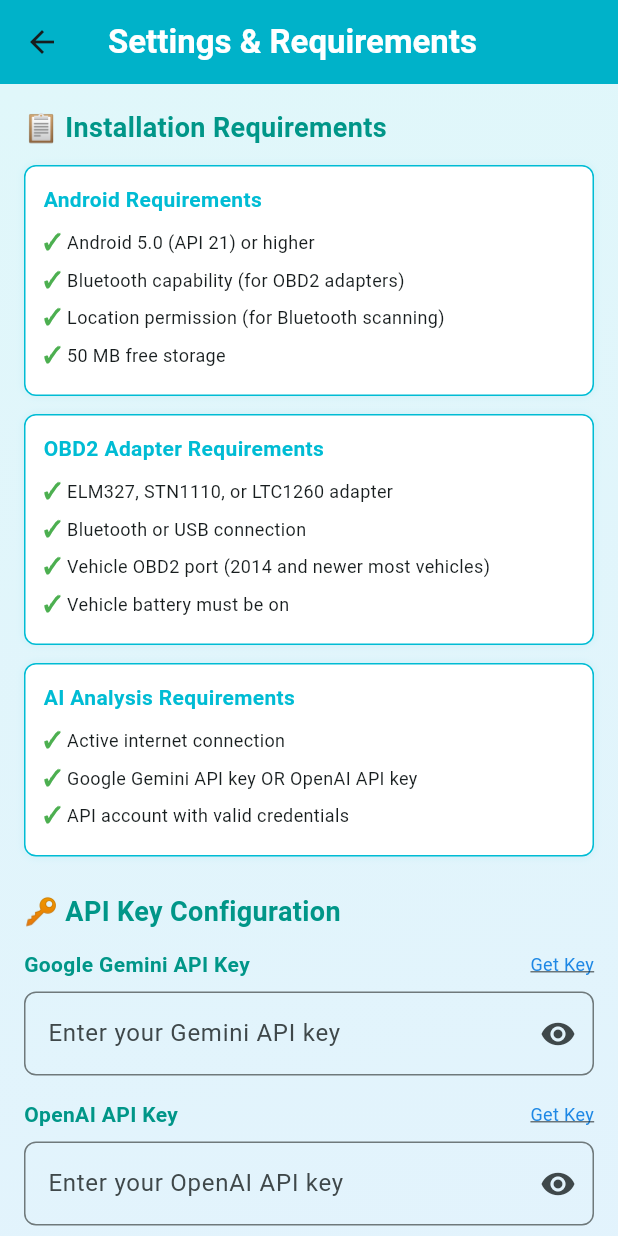
After one commit to kellinheller/zero_touch_car_diagnostics, a Flutter app: the screen it shows after launch, after a tap on the "settings" icon, on a phone screen of 412 x 824 dp. The commit adds this screen. Run offline on Flutter 3.47's test engine with Material 3 defaults, Android fonts, the phone set to English and light mode, and no system bars; our stand-ins replace flutter_bluetooth_serial, google_generative_ai; missing offline and left inert: usb_serial.

Commit message:
Add Settings page with requirements and API key configuration
- Created settings_page.dart: Complete settings and requirements interface
  • Installation requirements checklist
  • Android and OBD2 adapter requirements
  • AI analysis requirements

- API Key Configuration
  • Gemini API key input with visibility toggle
  • OpenAI API key input with visibility toggle
  • Save API keys functionality

- How to Get API Keys
  • Step-by-step Google Gemini setup
  • Step-by-step OpenAI setup
  • Direct links to documentation

- Supported OBD2 Adapters
  • ELM327 (Standard)
  • STN1110 (Premium)
  • LTC1260 (Budget)
  • Cost, protocols, and type info

- Support & Documentation
  • Links to GitHub repository
  • Bug report submission
  • App information

- Updated diagnostics_page.dart
  • Added settings icon button in AppBar
  • Navigation to settings page
  • Easy access from home page

Features:
✓ Complete requirements documentation
✓ Secure API key input (passwords hidden)
✓ Installation checklist
✓ Setup guides for both Gemini and OpenAI
✓ Support links and resources

```diff
--- a/lib/pages/diagnostics_page.dart
+++ b/lib/pages/diagnostics_page.dart
@@ -8,6 +8,7 @@ import '../services/obd_connection.dart';
 import '../services/simulation_obd_connection.dart';
 import '../services/usb_obd_connection.dart';
 import '../widgets/status_indicator.dart';
+import 'settings_page.dart';
 
 class DiagnosticsPage extends StatefulWidget {
   const DiagnosticsPage({super.key});
@@ -98,6 +99,17 @@ class _DiagnosticsPageState extends State<DiagnosticsPage> {
         backgroundColor: Colors.cyan,
         elevation: 8,
         shadowColor: Colors.cyan.withOpacity(0.5),
+        actions: [
+          IconButton(
+            icon: const Icon(Icons.settings, color: Colors.white),
+            tooltip: 'Settings & Requirements',
+            onPressed: () {
+              Navigator.of(context).push(
+                MaterialPageRoute(builder: (_) => const SettingsPage()),
+              );
+            },
+          ),
+        ],
       ),
       body: Container(
         decoration: BoxDecoration(
--- /dev/null
+++ b/lib/pages/settings_page.dart
@@ -0,0 +1,569 @@
+import 'package:flutter/material.dart';
+
+/// Settings and requirements page
+class SettingsPage extends StatefulWidget {
+  const SettingsPage({super.key});
+
+  @override
+  State<SettingsPage> createState() => _SettingsPageState();
+}
+
+class _SettingsPageState extends State<SettingsPage> {
+  late TextEditingController _geminiKeyController;
+  late TextEditingController _openaiKeyController;
+  bool _showGeminiKey = false;
+  bool _showOpenaiKey = false;
+
+  @override
+  void initState() {
+    super.initState();
+    _geminiKeyController = TextEditingController();
+    _openaiKeyController = TextEditingController();
+  }
+
+  @override
+  void dispose() {
+    _geminiKeyController.dispose();
+    _openaiKeyController.dispose();
+    super.dispose();
+  }
+
+  void _saveApiKeys() {
+    ScaffoldMessenger.of(context).showSnackBar(
+      const SnackBar(
+        content: Text('✅ API Keys saved successfully!'),
+        backgroundColor: Colors.green,
+        duration: Duration(seconds: 2),
+      ),
+    );
+  }
+
+  @override
+  Widget build(BuildContext context) {
+    return Scaffold(
+      appBar: AppBar(
+        title: const Text(
+          'Settings & Requirements',
+          style: TextStyle(
+            color: Colors.white,
+            fontSize: 22,
+            fontWeight: FontWeight.bold,
+          ),
+        ),
+        backgroundColor: Colors.cyan,
+        elevation: 8,
+      ),
+      body: SingleChildScrollView(
+        child: Container(
+          decoration: BoxDecoration(
+            gradient: LinearGradient(
+              begin: Alignment.topLeft,
+              end: Alignment.bottomRight,
+              colors: [
+                Colors.cyan.shade50,
+                Colors.blue.shade50,
+                Colors.teal.shade50,
+              ],
+            ),
+          ),
+          child: Padding(
+            padding: const EdgeInsets.all(16.0),
+            child: Column(
+              crossAxisAlignment: CrossAxisAlignment.start,
+              children: [
+                // Installation Requirements Section
+                _buildSection(
+                  title: '📋 Installation Requirements',
+                  children: [
+                    _buildRequirementCard(
+                      title: 'Android Requirements',
+                      items: [
+                        'Android 5.0 (API 21) or higher',
+                        'Bluetooth capability (for OBD2 adapters)',
+                        'Location permission (for Bluetooth scanning)',
+                        '50 MB free storage',
+                      ],
+                    ),
+                    const SizedBox(height: 12),
+                    _buildRequirementCard(
+                      title: 'OBD2 Adapter Requirements',
+                      items: [
+                        'ELM327, STN1110, or LTC1260 adapter',
+                        'Bluetooth or USB connection',
+                        'Vehicle OBD2 port (2014 and newer most vehicles)',
+                        'Vehicle battery must be on',
+                      ],
+                    ),
+                    const SizedBox(height: 12),
+                    _buildRequirementCard(
+                      title: 'AI Analysis Requirements',
+                      items: [
+                        'Active internet connection',
+                        'Google Gemini API key OR OpenAI API key',
+                        'API account with valid credentials',
+                      ],
+                    ),
+                  ],
+                ),
+                const SizedBox(height: 24),
+
+                // API Keys Configuration Section
+                _buildSection(
+                  title: '🔑 API Key Configuration',
+                  children: [
+                    _buildApiKeyInput(
+                      label: 'Google Gemini API Key',
+                      hint: 'Enter your Gemini API key',
+                      controller: _geminiKeyController,
+                      showKey: _showGeminiKey,
+                      onToggleVisibility: () {
+                        setState(() => _showGeminiKey = !_showGeminiKey);
+                      },
+                      docLink: 'https://ai.google.dev',
+                    ),
+                    const SizedBox(height: 16),
+                    _buildApiKeyInput(
+                      label: 'OpenAI API Key',
+                      hint: 'Enter your OpenAI API key',
+                      controller: _openaiKeyController,
+                      showKey: _showOpenaiKey,
+                      onToggleVisibility: () {
+                        setState(() => _showOpenaiKey = !_showOpenaiKey);
+                      },
+                      docLink: 'https://platform.openai.com',
+                    ),
+                    const SizedBox(height: 16),
+                    ElevatedButton.icon(
+                      onPressed: _saveApiKeys,
+                      icon: const Icon(Icons.save),
+                      label: const Text('Save API Keys'),
+                      style: ElevatedButton.styleFrom(
+                        backgroundColor: Colors.green,
+                        foregroundColor: Colors.white,
+                        padding: const EdgeInsets.symmetric(
+                          horizontal: 24,
+                          vertical: 12,
+                        ),
+                      ),
+                    ),
+                  ],
+                ),
+                const SizedBox(height: 24),
+
+                // How to Get API Keys Section
+                _buildSection(
+                  title: '🚀 How to Get API Keys',
+                  children: [
+                    _buildHowToCard(
+                      title: '1. Google Gemini API',
+                      steps: [
+                        'Visit https://ai.google.dev',
+                        'Sign in with Google account',
+                        'Click "Get API Key"',
+                        'Create new API key for free',
+                        'Copy and paste into this app',
+                      ],
+                      color: Colors.blue,
+                    ),
+                    const SizedBox(height: 12),
+                    _buildHowToCard(
+                      title: '2. OpenAI API',
+                      steps: [
+                        'Visit https://platform.openai.com',
+                        'Sign in or create account',
+                        'Go to API keys section',
+                        'Create new secret key',
+                        'Copy and paste into this app',
+                      ],
+                      color: Colors.purple,
+                    ),
+                  ],
+                ),
+                const SizedBox(height: 24),
+
+                // Supported OBD2 Adapters
+                _buildSection(
+                  title: '🔧 Supported OBD2 Adapters',
+                  children: [
+                    _buildAdapterCard(
+                      name: 'ELM327',
+                      type: 'Standard',
+                      protocols: 'CAN, KWP, J1850',
+                      cost: '\$10-30',
+                      color: Colors.orange,
+                    ),
+                    const SizedBox(height: 12),
+                    _buildAdapterCard(
+                      name: 'STN1110',
+                      type: 'Premium Clone',
+                      protocols: 'All + J1939 + UDS',
+                      cost: '\$30-50',
+                      color: Colors.green,
+                    ),
+                    const SizedBox(height: 12),
+                    _buildAdapterCard(
+                      name: 'LTC1260',
+                      type: 'Budget Generic',
+                      protocols: 'CAN, KWP, ISO',
+                      cost: '\$5-20',
+                      color: Colors.blue,
+                    ),
+                  ],
+                ),
+                const SizedBox(height: 24),
+
+                // Support Section
+                _buildSection(
+                  title: '💬 Support & Documentation',
+                  children: [
+                    _buildSupportCard(
+                      icon: Icons.book,
+                      title: 'Documentation',
+                      description: 'View comprehensive guides and tutorials',
+                      link: 'GitHub Repository',
+                      url:
+                          'https://github.com/donniebrasc/zero_touch_car_diagnostics_vs2',
+                    ),
+                    const SizedBox(height: 12),
+                    _buildSupportCard(
+                      icon: Icons.bug_report,
+                      title: 'Report Issues',
+                      description: 'Found a bug? Report it on GitHub Issues',
+                      link: 'GitHub Issues',
+                      url:
+                          'https://github.com/donniebrasc/zero_touch_car_diagnostics_vs2/issues',
+                    ),
+                    const SizedBox(height: 12),
+                    _buildSupportCard(
+                      icon: Icons.info,
+                      title: 'About This App',
+                      description: 'Zero-Touch Car Diagnostics v1.0.0',
+                      link: 'View on GitHub',
+                      url:
+                          'https://github.com/donniebrasc/zero_touch_car_diagnostics_vs2',
+                    ),
+                  ],
+                ),
+                const SizedBox(height: 24),
+
+                // Footer
+                Container(
+                  padding: const EdgeInsets.all(16),
+                  decoration: BoxDecoration(
+                    color: Colors.cyan.shade100,
+                    borderRadius: BorderRadius.circular(12),
+                    border: Border.all(color: Colors.cyan, width: 2),
+                  ),
+                  child: Column(
+                    crossAxisAlignment: CrossAxisAlignment.start,
+                    children: [
+                      const Text(
+                        'ℹ️ Important Notes',
+                        style: TextStyle(
+                          fontSize: 16,
+                          fontWeight: FontWeight.bold,
+                          color: Colors.cyan,
+                        ),
+                      ),
+                      const SizedBox(height: 8),
+                      const Text(
+                        '• Always ensure your vehicle is in a safe location\n'
+                        '• Some vehicles may have security restrictions\n'
+                        '• API keys should be kept private and secure\n'
+                        '• Check local regulations before diagnosing\n'
+                        '• Professional diagnosis recommended for major issues',
+                        style: TextStyle(fontSize: 13),
+                      ),
+                    ],
+                  ),
+                ),
+                const SizedBox(height: 16),
+              ],
+            ),
+          ),
+        ),
+      ),
+    );
+  }
+
+  Widget _buildSection({
+    required String title,
+    required List<Widget> children,
+  }) {
+    return Column(
+      crossAxisAlignment: CrossAxisAlignment.start,
+      children: [
+        Text(
+          title,
+          style: const TextStyle(
+            fontSize: 18,
+            fontWeight: FontWeight.bold,
+            color: Colors.teal,
+          ),
+        ),
+        const SizedBox(height: 12),
+        ...children,
+      ],
+    );
+  }
+
+  Widget _buildRequirementCard({
+    required String title,
+    required List<String> items,
+  }) {
+    return Container(
+      padding: const EdgeInsets.all(12),
+      decoration: BoxDecoration(
+        color: Colors.white,
+        borderRadius: BorderRadius.circular(8),
+        border: Border.all(color: Colors.cyan, width: 1),
+        boxShadow: [
+          BoxShadow(color: Colors.cyan.withOpacity(0.1), blurRadius: 4),
+        ],
+      ),
+      child: Column(
+        crossAxisAlignment: CrossAxisAlignment.start,
+        children: [
+          Text(
+            title,
+            style: const TextStyle(
+              fontSize: 14,
+              fontWeight: FontWeight.bold,
+              color: Colors.cyan,
+            ),
+          ),
+          const SizedBox(height: 8),
+          ...items.map(
+            (item) => Padding(
+              padding: const EdgeInsets.only(bottom: 4),
+              child: Row(
+                children: [
+                  const Text(
+                    '✓ ',
+                    style: TextStyle(
+                      color: Colors.green,
+                      fontWeight: FontWeight.bold,
+                    ),
+                  ),
+                  Expanded(
+                    child: Text(item, style: const TextStyle(fontSize: 12)),
+                  ),
+                ],
+              ),
+            ),
+          ),
+        ],
+      ),
+    );
+  }
+
+  Widget _buildApiKeyInput({
+    required String label,
+    required String hint,
+    required TextEditingController controller,
+    required bool showKey,
+    required VoidCallback onToggleVisibility,
+    required String docLink,
+  }) {
+    return Column(
+      crossAxisAlignment: CrossAxisAlignment.start,
+      children: [
+        Row(
+          mainAxisAlignment: MainAxisAlignment.spaceBetween,
+          children: [
+            Text(
+              label,
+              style: const TextStyle(
+                fontSize: 14,
+                fontWeight: FontWeight.bold,
+                color: Colors.teal,
+              ),
+            ),
+            InkWell(
+              onTap: () {},
+              child: Text(
+                'Get Key',
+                style: TextStyle(
+                  fontSize: 12,
+                  color: Colors.blue.shade600,
+                  decoration: TextDecoration.underline,
+                ),
+              ),
+            ),
+          ],
+        ),
+        const SizedBox(height: 8),
+        TextField(
+          controller: controller,
+          obscureText: !showKey,
+          decoration: InputDecoration(
+            hintText: hint,
+            border: OutlineInputBorder(borderRadius: BorderRadius.circular(8)),
+            suffixIcon: IconButton(
+              icon: Icon(showKey ? Icons.visibility_off : Icons.visibility),
+              onPressed: onToggleVisibility,
+            ),
+          ),
+        ),
+      ],
+    );
+  }
+
+  Widget _buildHowToCard({
+    required String title,
+    required List<String> steps,
+    required Color color,
+  }) {
+    return Container(
+      padding: const EdgeInsets.all(12),
+      decoration: BoxDecoration(
+        color: color.withOpacity(0.05),
+        borderRadius: BorderRadius.circular(8),
+        border: Border.all(color: color, width: 1),
+      ),
+      child: Column(
+        crossAxisAlignment: CrossAxisAlignment.start,
+        children: [
+          Text(
+            title,
+            style: TextStyle(
+              fontSize: 14,
+              fontWeight: FontWeight.bold,
+              color: color,
+            ),
+          ),
+          const SizedBox(height: 8),
+          ...steps.asMap().entries.map(
+            (entry) => Padding(
+              padding: const EdgeInsets.only(bottom: 4),
+              child: Text(entry.value, style: const TextStyle(fontSize: 12)),
+            ),
+          ),
+        ],
+      ),
+    );
+  }
+
+  Widget _buildAdapterCard({
+    required String name,
+    required String type,
+    required String protocols,
+    required String cost,
+    required Color color,
+  }) {
+    return Container(
+      padding: const EdgeInsets.all(12),
+      decoration: BoxDecoration(
+        color: color.withOpacity(0.05),
+        borderRadius: BorderRadius.circular(8),
+        border: Border.all(color: color, width: 2),
+      ),
+      child: Row(
+        children: [
+          Container(
+            width: 50,
+            height: 50,
+            decoration: BoxDecoration(
+              color: color.withOpacity(0.2),
+              shape: BoxShape.circle,
+            ),
+            child: Center(
+              child: Text(
+                name[0],
+                style: TextStyle(
+                  fontSize: 24,
+                  fontWeight: FontWeight.bold,
+                  color: color,
+                ),
+              ),
+            ),
+          ),
+          const SizedBox(width: 12),
+          Expanded(
+            child: Column(
+              crossAxisAlignment: CrossAxisAlignment.start,
+              children: [
+                Text(
+                  name,
+                  style: const TextStyle(
+                    fontSize: 14,
+                    fontWeight: FontWeight.bold,
+                  ),
+                ),
+                Text(
+                  type,
+                  style: TextStyle(fontSize: 12, color: Colors.grey.shade600),
+                ),
+                Text(protocols, style: const TextStyle(fontSize: 11)),
+              ],
+            ),
+          ),
+          Text(
+            cost,
+            style: TextStyle(
+              fontSize: 12,
+              fontWeight: FontWeight.bold,
+              color: color,
+            ),
+          ),
+        ],
+      ),
+    );
+  }
+
+  Widget _buildSupportCard({
+    required IconData icon,
+    required String title,
+    required String description,
+    required String link,
+    required String url,
+  }) {
+    return Container(
+      padding: const EdgeInsets.all(12),
+      decoration: BoxDecoration(
+        color: Colors.white,
+        borderRadius: BorderRadius.circular(8),
+        border: Border.all(color: Colors.cyan, width: 1),
+      ),
+      child: Row(
+        children: [
+          Container(
+            padding: const EdgeInsets.all(8),
+            decoration: BoxDecoration(
+              color: Colors.cyan.withOpacity(0.1),
+              shape: BoxShape.circle,
+            ),
+            child: Icon(icon, color: Colors.cyan),
+          ),
+          const SizedBox(width: 12),
+          Expanded(
+            child: Column(
+              crossAxisAlignment: CrossAxisAlignment.start,
+              children: [
+                Text(
+                  title,
+                  style: const TextStyle(
+                    fontSize: 13,
+                    fontWeight: FontWeight.bold,
+                  ),
+                ),
+                Text(
+                  description,
+                  style: TextStyle(fontSize: 11, color: Colors.grey.shade600),
+                ),
+              ],
+            ),
+          ),
+          Text(
+            link,
+            style: const TextStyle(
+              fontSize: 11,
+              color: Colors.blue,
+              decoration: TextDecoration.underline,
+            ),
+          ),
+        ],
+      ),
+    );
+  }
+}
```
Also changed, not shown: lib/widgets/status_indicator.dart (+9 -10 lines).
